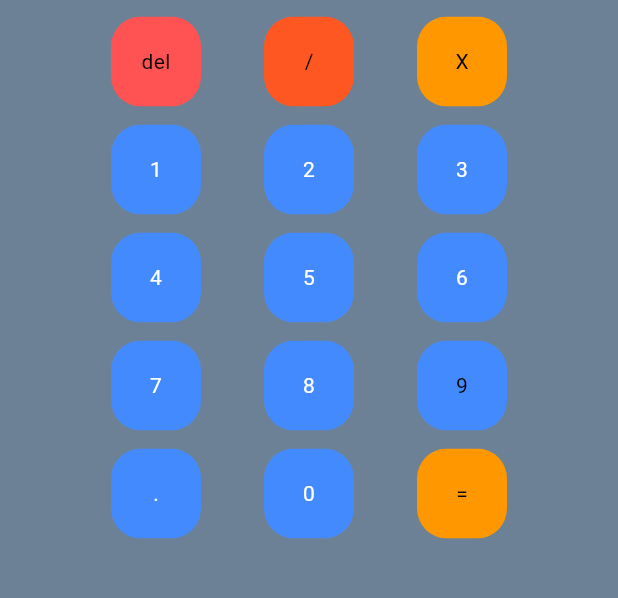
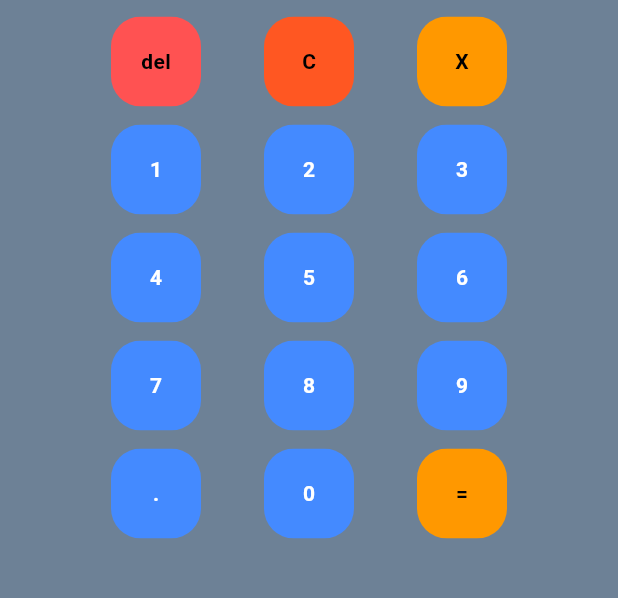
Before and after one commit to Ezuchu/SimplexCalc, a Flutter app: the screen it shows after launch, on a phone screen of 412 x 824 dp, the part 489-1087 px from its top. Run offline on Flutter 3.47's test engine with Material 3 defaults, Android fonts, the phone set to English and light mode, and no system bars.

Commit message:
Terminada funcionalidades de interfaz

```diff
--- a/lib/boton.dart
+++ b/lib/boton.dart
@@ -20,7 +20,7 @@ class Boton extends StatelessWidget
             width: 60,
             height: 60,
             child:Center(
-              child: Text(buttonText,style: TextStyle(color:textColor),)
+              child: Text(buttonText,style: TextStyle(color:textColor,fontWeight: FontWeight.bold),)
             )
         )
       ))
--- a/lib/calculadora.dart
+++ b/lib/calculadora.dart
@@ -21,7 +21,6 @@ class _CalculadoraState extends State<Calculadora>
 {
 
 
-  final TextEditingController _textController = TextEditingController();
 
   int _metodo = 1;
 
@@ -35,10 +34,21 @@ class _CalculadoraState extends State<Calculadora>
 
   List<InputRestriccion> _restricciones = List.generate(1, (int index){return InputRestriccion(2,InputTermino());});
 
+  late TextEditingController controlador;
+
+  late InputTermino terminoActual;
+
+  @override
+  void initState() {
+    super.initState();
+    controlador = _funcion[0].controller;
+    terminoActual = _funcion[0];
+  }
+
 
   final List<String> _botones=
   [
-    "del","/","X",
+    "del","C","X",
     "1","2","3",
     "4","5","6",
     "7","8","9",
@@ -114,6 +124,21 @@ class _CalculadoraState extends State<Calculadora>
     }
   }
 
+  void presionarBoton(String valor)
+  {
+    String texto = terminoActual.valor;
+
+    switch(valor)
+    {
+      case "del": texto = terminoActual.valor.substring(0,texto.length-1);break;
+      case "C": texto ="";break;
+      default:texto+=valor;
+    }
+    terminoActual.valor = texto;
+    controlador.text = terminoActual.valor;
+
+  }
+
 
   @override
   Widget build(BuildContext context)
@@ -146,7 +171,17 @@ class _CalculadoraState extends State<Calculadora>
                             });
                           },
                           child: Container(width: 10,child: Text(_funcion[index].signo)),
-                        ), TextField(onChanged: (value) => _funcion[index].valor=value,decoration: InputDecoration(constraints: BoxConstraints(maxWidth: 30))),
+                        ), TextField(
+                            controller: _funcion[index].controller,
+                            focusNode: _funcion[index].focusNode,
+                            onTap: () => setState(() {
+                              controlador = _funcion[index].controller;
+                              terminoActual = _funcion[index];
+                            }),
+                            readOnly: true,
+                            enableInteractiveSelection: false,
+                            //onChanged: (value) => _funcion[index].valor=value,
+                            decoration: InputDecoration(constraints: BoxConstraints(maxWidth: 30))),
                         Text("X$index")]);
                       })]
                       )),
@@ -162,7 +197,17 @@ class _CalculadoraState extends State<Calculadora>
                             });
                           },
                           child: Container(width: 10,child: Text(_restricciones[index].terminos[index2].signo)),
-                        ),TextField(onChanged: (value) => _restricciones[index].terminos[index2].cambiarValor(value),decoration: InputDecoration(constraints: BoxConstraints(maxWidth: 30))),
+                        ),TextField(
+                          controller: _restricciones[index].terminos[index2].controller,
+                          focusNode: _restricciones[index].terminos[index2].focusNode,
+                          onTap: ()=> setState(() {
+                            controlador = _restricciones[index].terminos[index2].controller;
+                            terminoActual = _restricciones[index].terminos[index2];
+                          }),
+                          readOnly: true,
+                          enableInteractiveSelection: false,
+                          //onChanged: (value) => _restricciones[index].terminos[index2].cambiarValor(value),
+                          decoration: InputDecoration(constraints: BoxConstraints(maxWidth: 30))),
                         Text("X$index2")]);
                     }),DropdownMenu(dropdownMenuEntries:
                                                 [DropdownMenuEntry(value: "=", label: "="),
@@ -181,7 +226,17 @@ class _CalculadoraState extends State<Calculadora>
                                         });
                                       },),
 
-                                      TextField(onChanged: (value) => _restricciones[index].resultado.cambiarValor(value),decoration: InputDecoration(constraints: BoxConstraints(maxWidth: 30)))]));
+                                      TextField(
+                                        controller: _restricciones[index].resultado.controller,
+                                        focusNode: _restricciones[index].resultado.focusNode,
+                                        onTap: ()=> setState(() {
+                                          controlador = _restricciones[index].resultado.controller;
+                                          terminoActual = _restricciones[index].resultado;
+                                        }),
+                                        readOnly: true,
+                                        enableInteractiveSelection: false,
+                                        onChanged: (value) => _restricciones[index].resultado.cambiarValor(value),
+                                        decoration: InputDecoration(constraints: BoxConstraints(maxWidth: 30)))]));
                   })
                   ],)
             )),
@@ -223,32 +278,32 @@ class _CalculadoraState extends State<Calculadora>
               });},)],)),
         Row(mainAxisAlignment: MainAxisAlignment.center,spacing: 40,children:
         [
-          Boton(color: Colors.redAccent,textColor: Colors.black,buttonText: _botones[0]),
-          Boton(color: Colors.deepOrange,textColor: Colors.black,buttonText: _botones[1]),
+          Boton(color: Colors.redAccent,textColor: Colors.black,buttonText: _botones[0], buttomTap: ()=> presionarBoton(_botones[0])),
+          Boton(color: Colors.deepOrange,textColor: Colors.black,buttonText: _botones[1], buttomTap: ()=> presionarBoton(_botones[1])),
           Boton(color: Colors.orange,textColor: Colors.black,buttonText: _botones[2]),
         ],),
         Row(mainAxisAlignment: MainAxisAlignment.center,spacing: 40,children:
         [
-          Boton(color: Colors.blueAccent,textColor: Colors.white,buttonText: _botones[3]),
-          Boton(color: Colors.blueAccent,textColor: Colors.white,buttonText: _botones[4]),
-          Boton(color: Colors.blueAccent,textColor: Colors.white,buttonText: _botones[5]),
+          Boton(color: Colors.blueAccent,textColor: Colors.white,buttonText: _botones[3], buttomTap: ()=> presionarBoton(_botones[3])),
+          Boton(color: Colors.blueAccent,textColor: Colors.white,buttonText: _botones[4], buttomTap: ()=> presionarBoton(_botones[4])),
+          Boton(color: Colors.blueAccent,textColor: Colors.white,buttonText: _botones[5], buttomTap: ()=> presionarBoton(_botones[5])),
         ],),
         Row(mainAxisAlignment: MainAxisAlignment.center,spacing: 40,children:
         [
-          Boton(color: Colors.blueAccent,textColor: Colors.white,buttonText: _botones[6]),
-          Boton(color: Colors.blueAccent,textColor: Colors.white,buttonText: _botones[7]),
-          Boton(color: Colors.blueAccent,textColor: Colors.white,buttonText: _botones[8]),
+          Boton(color: Colors.blueAccent,textColor: Colors.white,buttonText: _botones[6], buttomTap: ()=> presionarBoton(_botones[6])),
+          Boton(color: Colors.blueAccent,textColor: Colors.white,buttonText: _botones[7], buttomTap: ()=> presionarBoton(_botones[7])),
+          Boton(color: Colors.blueAccent,textColor: Colors.white,buttonText: _botones[8], buttomTap: ()=> presionarBoton(_botones[8])),
         ],),
         Row(mainAxisAlignment: MainAxisAlignment.center,spacing: 40,children:
         [
-          Boton(color: Colors.blueAccent,textColor: Colors.white,buttonText: _botones[9]),
-          Boton(color: Colors.blueAccent,textColor: Colors.white,buttonText: _botones[10]),
-          Boton(color: Colors.blueAccent,textColor: Colors.black,buttonText: _botones[11]),
+          Boton(color: Colors.blueAccent,textColor: Colors.white,buttonText: _botones[9], buttomTap: ()=> presionarBoton(_botones[9])),
+          Boton(color: Colors.blueAccent,textColor: Colors.white,buttonText: _botones[10], buttomTap: ()=> presionarBoton(_botones[10])),
+          Boton(color: Colors.blueAccent,textColor: Colors.white,buttonText: _botones[11], buttomTap: ()=> presionarBoton(_botones[11])),
         ],),
         Row(mainAxisAlignment: MainAxisAlignment.center,spacing: 40,children:
         [
-          Boton(color: Colors.blueAccent,textColor: Colors.white,buttonText: _botones[12]),
-          Boton(color: Colors.blueAccent,textColor: Colors.white,buttonText: _botones[13]),
+          Boton(color: Colors.blueAccent,textColor: Colors.white,buttonText: _botones[12], buttomTap: ()=> presionarBoton(_botones[12])),
+          Boton(color: Colors.blueAccent,textColor: Colors.white,buttonText: _botones[13], buttomTap: ()=> presionarBoton(_botones[13])),
           Boton(color: Colors.orange,textColor: Colors.black,buttonText: _botones[14],buttomTap: _generarResultado,),
         ],),
         ],
--- a/lib/inputTermino.dart
+++ b/lib/inputTermino.dart
@@ -1,9 +1,16 @@
+import 'package:flutter/material.dart';
+
 class InputTermino
 {
   String signo = "+";
   String valor = "";
+  late TextEditingController controller;
+  final FocusNode focusNode = FocusNode();
 
-  InputTermino();
+  InputTermino()
+  {
+    controller = TextEditingController();
+  }
 
   void cambiarSigno()
   {
```
